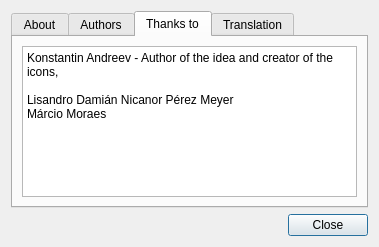
Vortm4x/netemul, file src/forms/aboutwindow.ui: the form before one commit.
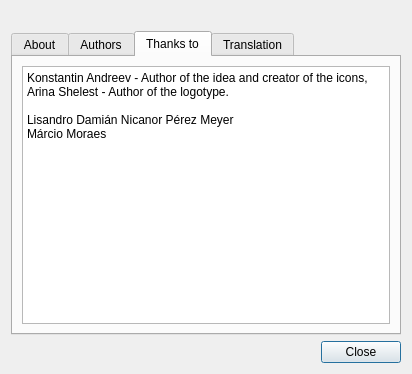
The form after the commit. The open tabs and pages were chosen to show the change. Icons and pictures are not drawn.

What changed in the file:
```diff
--- a/src/forms/aboutwindow.ui
+++ b/src/forms/aboutwindow.ui
@@ -6,14 +6,27 @@
    <rect>
     <x>0</x>
     <y>0</y>
-    <width>379</width>
-    <height>247</height>
+    <width>412</width>
+    <height>374</height>
    </rect>
   </property>
   <property name="windowTitle">
    <string>About program</string>
   </property>
   <layout class="QVBoxLayout" name="verticalLayout">
+   <item>
+    <widget class="QLabel" name="label_3">
+     <property name="text">
+      <string/>
+     </property>
+     <property name="pixmap">
+      <pixmap resource="../../netemul.qrc">:/im/images/NetEmul.png</pixmap>
+     </property>
+     <property name="alignment">
+      <set>Qt::AlignCenter</set>
+     </property>
+    </widget>
+   </item>
    <item>
     <widget class="QTabWidget" name="tabWidget">
      <property name="currentIndex">
@@ -63,6 +76,7 @@
         <widget class="QPlainTextEdit" name="plainTextEdit">
          <property name="plainText">
           <string>Konstantin Andreev - Author of the idea and creator of the icons, 
+Arina Shelest - Author of the logotype.
 
 Lisandro Damián Nicanor Pérez Meyer
 Márcio Moraes</string>
```
